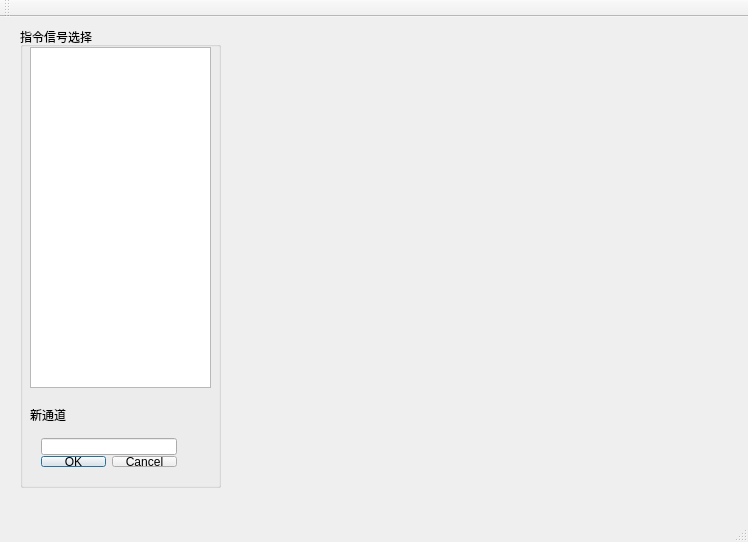
First picture: the form in cmdsimmw.ui, repository CarnationTL/cmd_sim, before the edit.
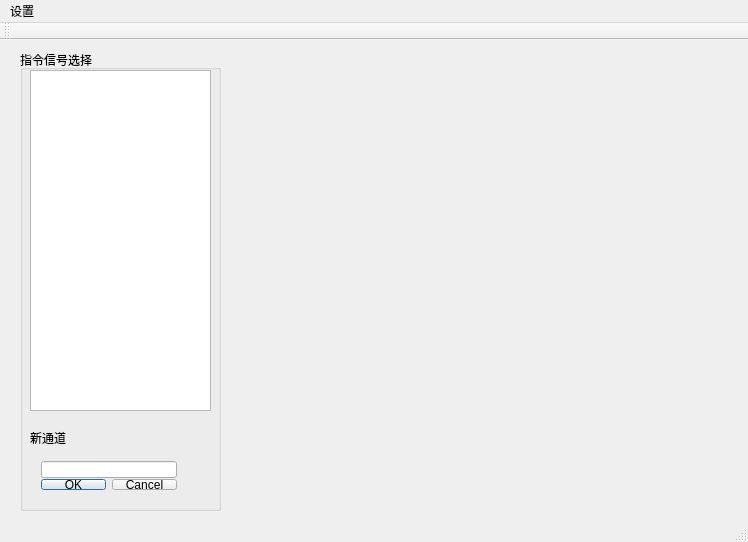
Second picture: the form after the edit.

Diff of the .ui file:
```diff
--- a/cmdsimmw.ui
+++ b/cmdsimmw.ui
@@ -44,7 +44,7 @@
       </property>
      </widget>
     </widget>
-    <widget class="QWidget" name="">
+    <widget class="QWidget" name="layoutWidget">
      <property name="geometry">
       <rect>
        <x>10</x>
@@ -90,7 +90,7 @@
      <enum>QListView::ListMode</enum>
     </property>
    </widget>
-   <widget class="QWidget" name="">
+   <widget class="QWidget" name="layoutWidget">
     <property name="geometry">
      <rect>
       <x>0</x>
@@ -111,6 +111,13 @@
      <height>17</height>
     </rect>
    </property>
+   <widget class="QMenu" name="menu">
+    <property name="title">
+     <string>设置</string>
+    </property>
+    <addaction name="actionSetBrd"/>
+   </widget>
+   <addaction name="menu"/>
   </widget>
   <widget class="QToolBar" name="mainToolBar">
    <attribute name="toolBarArea">
```
Left out of the diff: 5 changed lines with no effect on the pictures.
